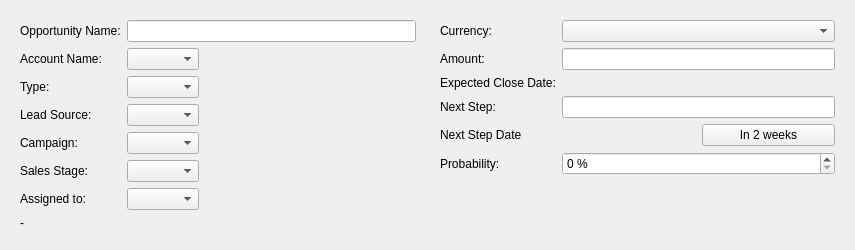
First picture: the form in client/src/details/opportunitydetails.ui, repository KDAB/FatCRM, before the edit.
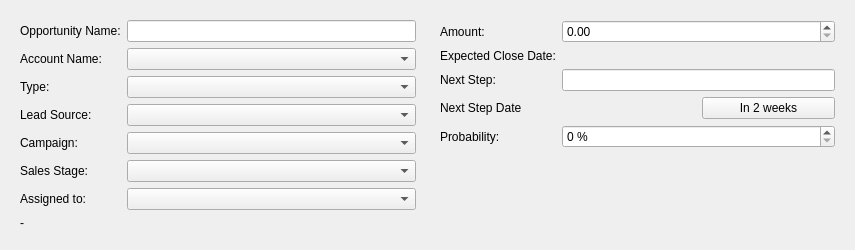
Second picture: the form after the edit. Custom widgets are drawn as their Qt base class.

Commit message:
Turn amount into doublespinbox, and show currency inside.
(we don't really need the spinbox up/down buttons, but having € as prefix is quite nice)
This allows to kill the currency combo.

```diff
--- a/client/src/details/opportunitydetails.ui
+++ b/client/src/details/opportunitydetails.ui
@@ -17,9 +17,6 @@
    <item>
     <widget class="QWidget" name="widget" native="true">
      <layout class="QFormLayout" name="formLayout">
-      <property name="fieldGrowthPolicy">
-       <enum>QFormLayout::ExpandingFieldsGrow</enum>
-      </property>
       <item row="0" column="0">
        <widget class="QLabel" name="label">
         <property name="text">
@@ -107,25 +104,12 @@
     <widget class="QWidget" name="widget_2" native="true">
      <layout class="QFormLayout" name="formLayout_2">
       <item row="0" column="0">
-       <widget class="QLabel" name="label_8">
-        <property name="text">
-         <string>Currency:</string>
-        </property>
-       </widget>
-      </item>
-      <item row="0" column="1">
-       <widget class="QComboBox" name="currency"/>
-      </item>
-      <item row="1" column="0">
        <widget class="QLabel" name="label_9">
         <property name="text">
          <string>Amount:</string>
         </property>
        </widget>
       </item>
-      <item row="1" column="1">
-       <widget class="QLineEdit" name="amount"/>
-      </item>
       <item row="2" column="0">
        <widget class="QLabel" name="label_10">
         <property name="text">
@@ -193,6 +177,13 @@
         </property>
        </widget>
       </item>
+      <item row="0" column="1">
+       <widget class="QDoubleSpinBox" name="amount">
+        <property name="maximum">
+         <double>1000000000.000000000000000</double>
+        </property>
+       </widget>
+      </item>
      </layout>
     </widget>
    </item>
```
The commit also changes 6 other files.
